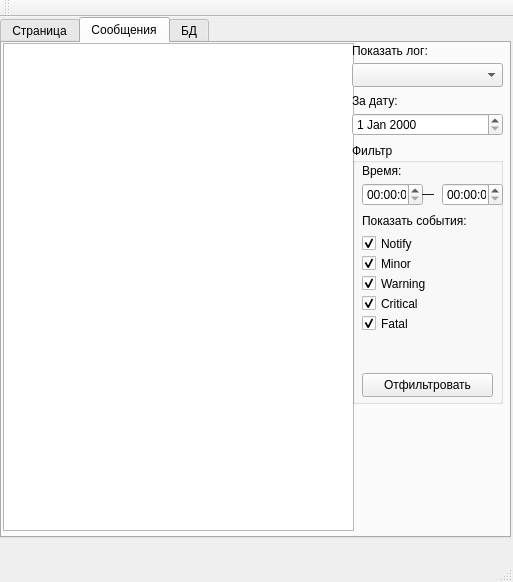
This is statswindow.ui in group93492/chat-server as Qt 5 draws it before an edit. The edited form follows.
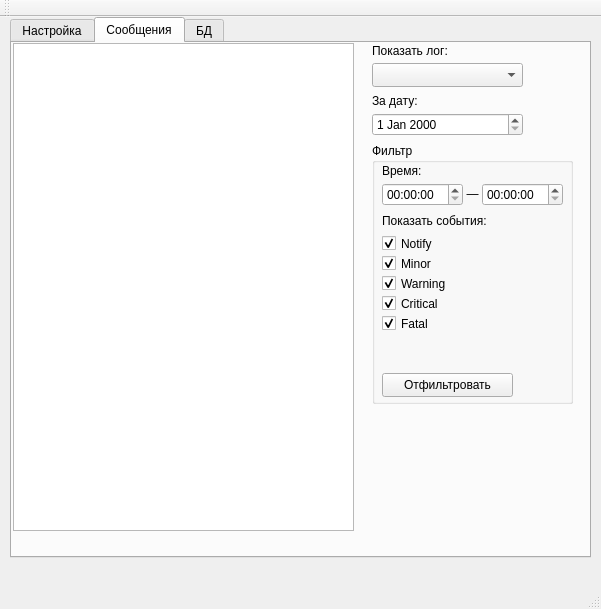
This is the edited form. The open tabs and pages were chosen to show the change.

Commit message: Make some widgets names more informative. Made GUI more cute.

What changed in the file:
```diff
--- a/statswindow.ui
+++ b/statswindow.ui
@@ -6,8 +6,8 @@
    <rect>
     <x>0</x>
     <y>0</y>
-    <width>513</width>
-    <height>582</height>
+    <width>601</width>
+    <height>609</height>
    </rect>
   </property>
   <property name="windowTitle">
@@ -17,18 +17,21 @@
    <widget class="QTabWidget" name="tabWidget">
     <property name="geometry">
      <rect>
-      <x>0</x>
+      <x>10</x>
       <y>0</y>
-      <width>511</width>
-      <height>521</height>
+      <width>581</width>
+      <height>541</height>
      </rect>
     </property>
+    <property name="tabPosition">
+     <enum>QTabWidget::North</enum>
+    </property>
     <property name="currentIndex">
      <number>2</number>
     </property>
     <widget class="QWidget" name="configTab">
      <attribute name="title">
-      <string>Страница</string>
+      <string>Настройка</string>
      </attribute>
      <widget class="QPushButton" name="startButton">
       <property name="geometry">
@@ -153,7 +156,7 @@
        <rect>
         <x>1</x>
         <y>0</y>
-        <width>351</width>
+        <width>341</width>
         <height>488</height>
        </rect>
       </property>
@@ -164,7 +167,7 @@
      <widget class="QComboBox" name="logsBox">
       <property name="geometry">
        <rect>
-        <x>350</x>
+        <x>360</x>
         <y>20</y>
         <width>151</width>
         <height>24</height>
@@ -174,7 +177,7 @@
      <widget class="QDateEdit" name="dateEdit">
       <property name="geometry">
        <rect>
-        <x>350</x>
+        <x>360</x>
         <y>70</y>
         <width>151</width>
         <height>23</height>
@@ -184,7 +187,7 @@
      <widget class="QLabel" name="showLogLabel">
       <property name="geometry">
        <rect>
-        <x>350</x>
+        <x>360</x>
         <y>0</y>
         <width>111</width>
         <height>16</height>
@@ -197,7 +200,7 @@
      <widget class="QLabel" name="showDateLabel">
       <property name="geometry">
        <rect>
-        <x>350</x>
+        <x>360</x>
         <y>50</y>
         <width>56</width>
         <height>15</height>
@@ -210,9 +213,9 @@
      <widget class="QGroupBox" name="groupBox">
       <property name="geometry">
        <rect>
-        <x>350</x>
+        <x>360</x>
         <y>100</y>
-        <width>151</width>
+        <width>201</width>
         <height>261</height>
        </rect>
       </property>
@@ -237,7 +240,7 @@
         <rect>
          <x>10</x>
          <y>40</y>
-         <width>61</width>
+         <width>81</width>
          <height>23</height>
         </rect>
        </property>
@@ -245,22 +248,25 @@
       <widget class="QLabel" name="label_4">
        <property name="geometry">
         <rect>
-         <x>70</x>
-         <y>40</y>
-         <width>20</width>
-         <height>21</height>
-        </rect>
-       </property>
-       <property name="text">
-        <string>—</string>
-       </property>
-      </widget>
-      <widget class="QTimeEdit" name="timeEdit_2">
-       <property name="geometry">
-        <rect>
          <x>90</x>
          <y>40</y>
-         <width>61</width>
+         <width>21</width>
+         <height>21</height>
+        </rect>
+       </property>
+       <property name="text">
+        <string>—</string>
+       </property>
+       <property name="alignment">
+        <set>Qt::AlignCenter</set>
+       </property>
+      </widget>
+      <widget class="QTimeEdit" name="tillTimeEdit">
+       <property name="geometry">
+        <rect>
+         <x>110</x>
+         <y>40</y>
+         <width>81</width>
          <height>23</height>
         </rect>
        </property>
```
Left out of the diff: 63 changed lines with no effect on the pictures. The commit also changes 2 other files.
